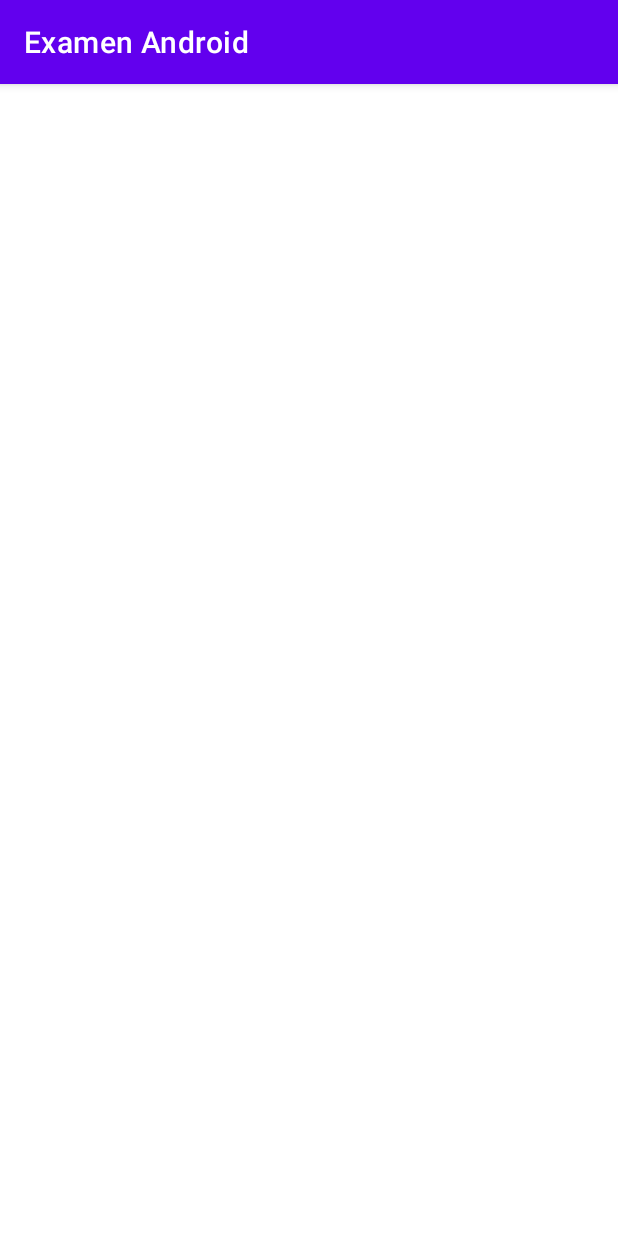
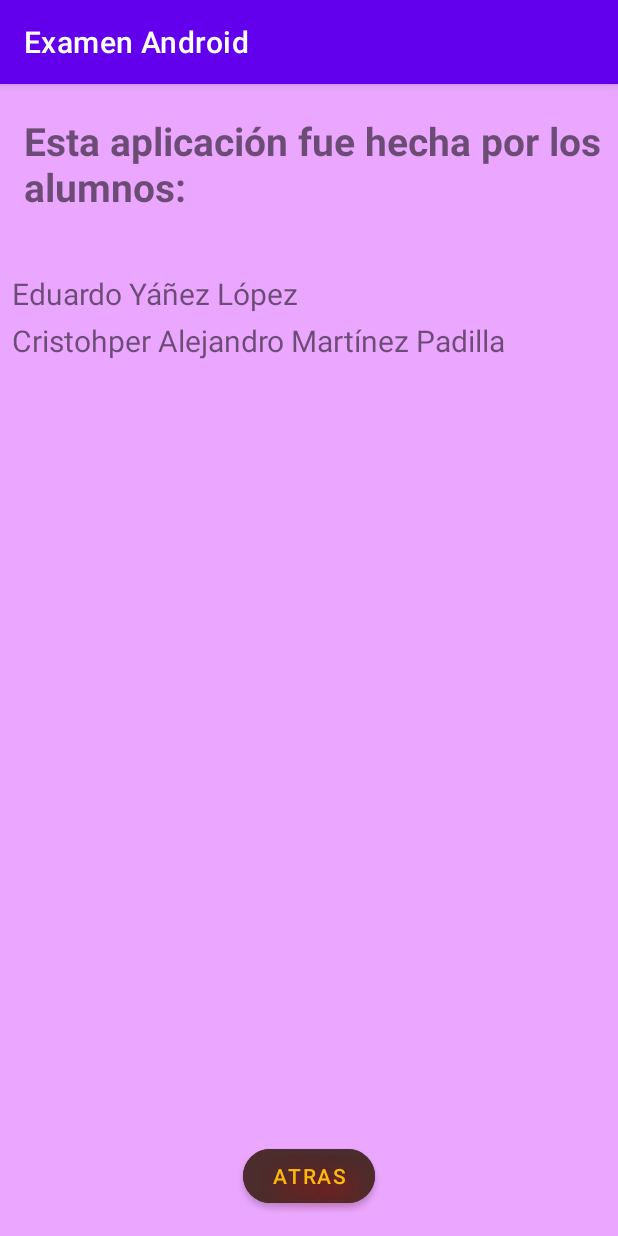
Before and after one commit to Mono0607/ExamenAndroid, an Android app: the Integrantes screen opened directly, with no data from a screen before it, on a phone screen of 412 x 824 dp. Run offline under Robolectric (Android 15) with nearby library versions, the phone set to English and light mode, and no system bars; network calls fail.

Commit message:
se agrego la actiivity de los integrantes

```diff
--- a/app/src/main/java/udg/cuvalles/examenandroid/Integrantes.kt
+++ b/app/src/main/java/udg/cuvalles/examenandroid/Integrantes.kt
@@ -1,11 +1,22 @@
 package udg.cuvalles.examenandroid
 
+import android.content.Intent
 import androidx.appcompat.app.AppCompatActivity
 import android.os.Bundle
+import android.widget.Button
+
 
 class Integrantes : AppCompatActivity() {
+    lateinit var btnReturn : Button
     override fun onCreate(savedInstanceState: Bundle?) {
         super.onCreate(savedInstanceState)
         setContentView(R.layout.activity_integrantes)
+
+        btnReturn = findViewById(R.id.btnReturn)
+
+        btnReturn.setOnClickListener {
+            val intentReturn = Intent(this, MainActivity::class.java)
+            startActivity(intentReturn)
+        }
     }
 }
--- a/app/src/main/res/layout/activity_integrantes.xml
+++ b/app/src/main/res/layout/activity_integrantes.xml
@@ -4,6 +4,58 @@
     xmlns:tools="http://schemas.android.com/tools"
     android:layout_width="match_parent"
     android:layout_height="match_parent"
+    android:background="#EBA7FF"
     tools:context=".Integrantes">
 
+    <Button
+        android:id="@+id/btnReturn"
+        android:layout_width="wrap_content"
+        android:layout_height="wrap_content"
+        android:layout_marginBottom="16dp"
+        android:backgroundTint="#4C2C2C"
+        android:shadowColor="#FF0000"
+        android:shadowDx="10"
+        android:shadowDy="10"
+        android:shadowRadius="20"
+        android:text="Atras"
+        android:textColor="#FFB909"
+        app:cornerRadius="50dp"
+        app:layout_constraintBottom_toBottomOf="parent"
+        app:layout_constraintEnd_toEndOf="parent"
+        app:layout_constraintStart_toStartOf="parent" />
+
+    <TextView
+        android:id="@+id/textView6"
+        android:layout_width="wrap_content"
+        android:layout_height="wrap_content"
+        android:layout_marginStart="8dp"
+        android:layout_marginTop="4dp"
+        android:text="Cristohper Alejandro Martínez Padilla"
+        android:textSize="20sp"
+        app:layout_constraintStart_toStartOf="parent"
+        app:layout_constraintTop_toBottomOf="@+id/textView5" />
+
+    <TextView
+        android:id="@+id/textView5"
+        android:layout_width="wrap_content"
+        android:layout_height="wrap_content"
+        android:layout_marginStart="8dp"
+        android:layout_marginTop="40dp"
+        android:text="Eduardo Yáñez López"
+        android:textSize="20sp"
+        app:layout_constraintStart_toStartOf="parent"
+        app:layout_constraintTop_toBottomOf="@+id/textView4" />
+
+    <TextView
+        android:id="@+id/textView4"
+        android:layout_width="wrap_content"
+        android:layout_height="wrap_content"
+        android:layout_marginStart="16dp"
+        android:layout_marginTop="20dp"
+        android:text="Esta aplicación fue hecha por los alumnos:"
+        android:textSize="26sp"
+        android:textStyle="bold"
+        app:layout_constraintStart_toStartOf="parent"
+        app:layout_constraintTop_toTopOf="parent" />
+
 </androidx.constraintlayout.widget.ConstraintLayout>
```
Also changed, not shown: app/src/main/res/layout/activity_main.xml (+8 -16 lines).
